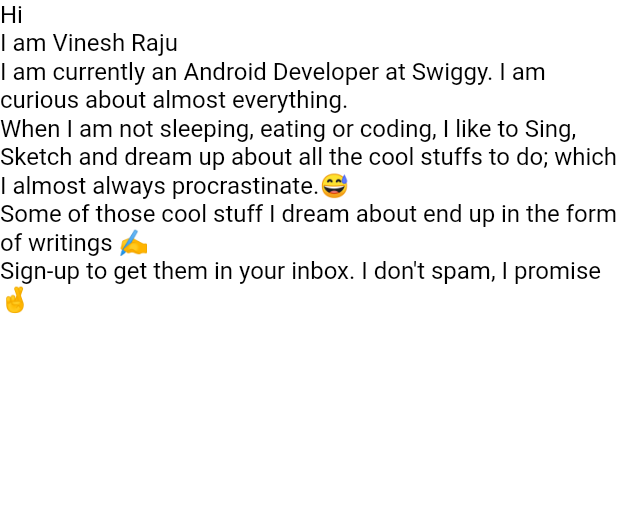
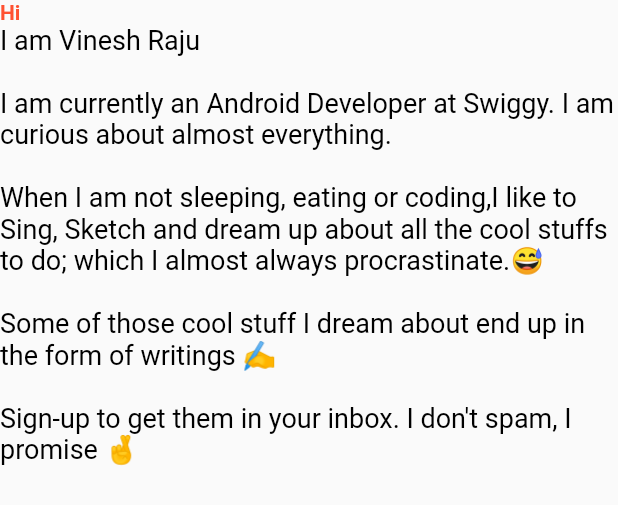
Before and after one commit to theVinesh/thevinesh.com-flutter, a Flutter app: the ScreenHome widget shown alone on an empty page, opened directly, on a phone screen of 412 x 824 dp. Shown: the top 505 px of the screen. Run offline on Flutter 3.47's test engine with Material 2 defaults, Android fonts, the phone set to English and light mode, and no system bars; our stand-ins replace bloc, equatable, flutter_bloc.

Commit message:
Text Styling

```diff
--- a/lib/main.dart
+++ b/lib/main.dart
@@ -29,7 +29,6 @@ class SiteApp extends StatelessWidget {
             NavBar(),
             Container(
               padding: EdgeInsets.symmetric(vertical: 64, horizontal: 16),
-              color: Colors.yellow,
               alignment: Alignment.topCenter,
               child: BlocBuilder<PageBloc, PageState>(
                 builder: (context, state) => buildPage(context, state),
--- a/lib/screens/home.dart
+++ b/lib/screens/home.dart
@@ -1,5 +1,6 @@
 import 'package:flutter/cupertino.dart';
 import 'package:flutter/material.dart';
+import 'package:thevinesh/utils/utils.dart';
 
 class ScreenHome extends StatelessWidget {
   @override
@@ -8,15 +9,21 @@ class ScreenHome extends StatelessWidget {
       child: Column(
         crossAxisAlignment: CrossAxisAlignment.start,
         children: [
-          Text("Hi"),
+          Text("Hi", style: Theme
+              .of(context)
+              .textTheme
+              .caption,),
           Text("I am Vinesh Raju"),
-          Text(
-              "I am currently an Android Developer at Swiggy. I am curious about almost everything."),
-          Text(
-              "When I am not sleeping, eating or coding, I like to Sing, Sketch and dream up about all the cool stuffs to do; which I almost always procrastinate.😅"),
-          Text(
-              "Some of those cool stuff I dream about end up in the form of writings ✍️"),
-          Text("Sign-up to get them in your inbox. I don't spam, I promise 🤞"),
+          Text("""
+                I am currently an Android Developer at Swiggy. I am curious about almost everything.
+
+                When I am not sleeping, eating or coding,I like to Sing, Sketch and dream up about all the cool stuffs to do; which I almost always procrastinate.😅
+
+                Some of those cool stuff I dream about end up in the form of writings ✍
+
+                Sign-up to get them in your inbox. I don't spam, I promise 🤞
+              """
+              .stripMargin()),
         ],
       ),
     );
--- /dev/null
+++ b/lib/utils/string_extensions.dart
@@ -0,0 +1,4 @@
+extension StringExtensions on String {
+  String stripMargin() => this.splitMapJoin(RegExp(r'^', multiLine: true),
+      onMatch: (_) => "\n", onNonMatch: (s) => s.trim());
+}
--- /dev/null
+++ b/lib/utils/utils.dart
@@ -0,0 +1 @@
+export './string_extensions.dart';
```
Also changed, not shown: lib/constants/theme.dart (+35 -10 lines).
